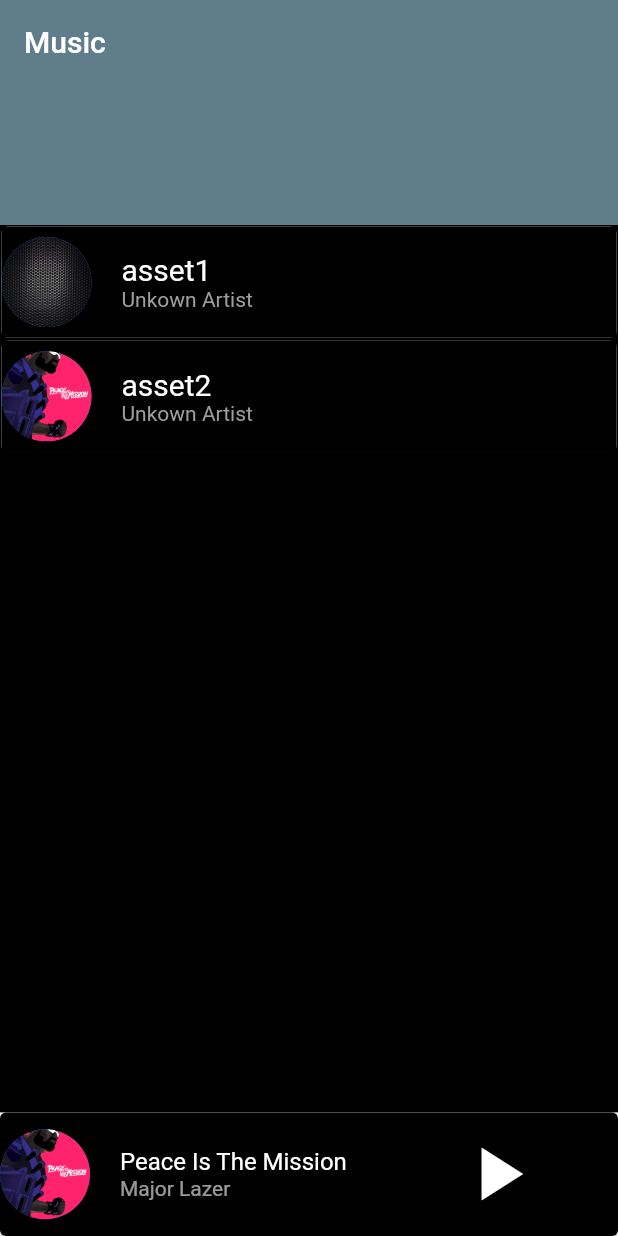
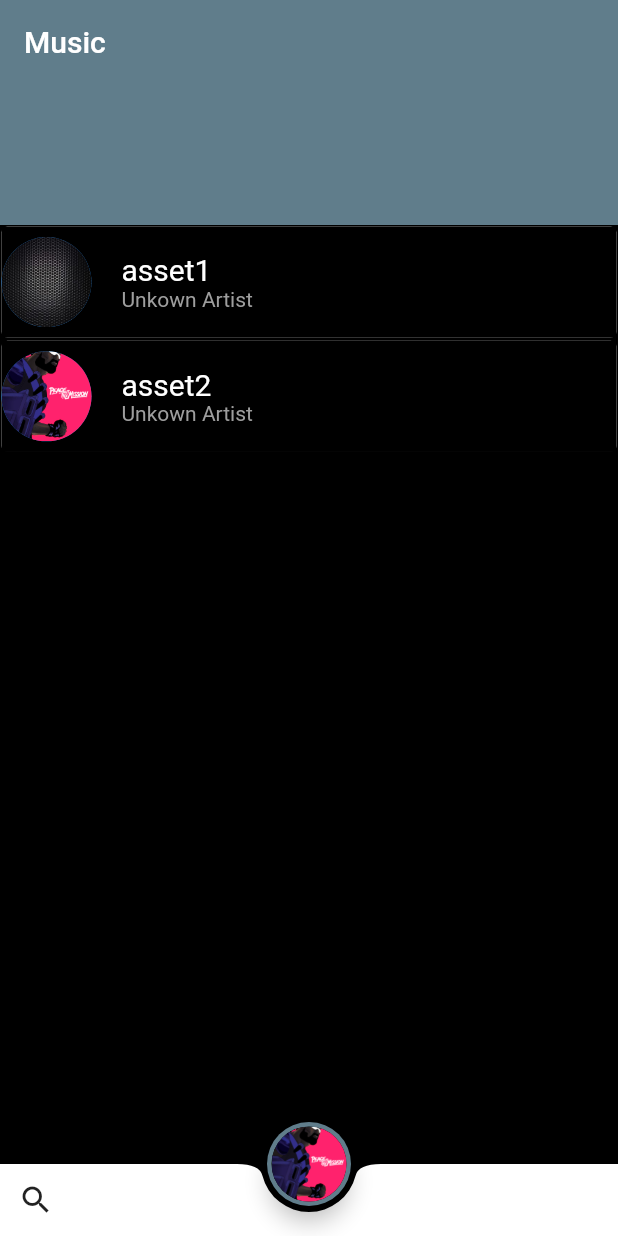
Before and after one commit to sadlerb/music_player, a Flutter app: the screen it shows after launch, on a phone screen of 412 x 824 dp. Run offline on Flutter 3.47's test engine with Material 2 defaults, Android fonts, the phone set to English and light mode, and no system bars.

```diff
--- a/lib/pages/detailPage.dart
+++ b/lib/pages/detailPage.dart
@@ -4,13 +4,10 @@ import 'package:music_player/services/song.dart';
 class DetailPage extends StatefulWidget {
   final Song song;
 
- const DetailPage({this.song, Key key}) : super(key: key);
+  const DetailPage({this.song, Key key}) : super(key: key);
 
   @override
   _DetailPageState createState() => _DetailPageState();
-
-
-
 }
 
 class _DetailPageState extends State<DetailPage> {
@@ -74,7 +71,8 @@ class _DetailPageState extends State<DetailPage> {
                                 height: 250.0,
                                 decoration: BoxDecoration(
                                   image: DecorationImage(
-                                    image: AssetImage(widget.song.getFileLocation()),
+                                    image: AssetImage(
+                                        widget.song.getImageLocation()),
                                   ),
                                 ),
                               ),
--- a/lib/pages/home.dart
+++ b/lib/pages/home.dart
@@ -9,6 +9,8 @@ class Home extends StatefulWidget {
 }
 
 class _HomeState extends State<Home> {
+
+
   List<Song> playlist = [
     Song(
         name: "asset1",
@@ -20,10 +22,27 @@ class _HomeState extends State<Home> {
         imageLocation: "assets/cover.png")
   ];
 
+  Song currentSong = Song(name: "asset2",
+        fileLocation: "assets/asset2.mp3",
+        imageLocation: "assets/cover.png");
+
   @override
   Widget build(BuildContext context) {
     return Scaffold(
       backgroundColor: Colors.black,
+      floatingActionButton: FloatingActionButton(
+        backgroundColor: Colors.blueGrey,
+        child: CircleAvatar(
+          radius: 25.0,
+          backgroundColor: Colors.black,
+          backgroundImage: AssetImage(currentSong.getImageLocation()),
+        ),
+        onPressed: () {
+          showDetailPage(context);
+        },
+
+      ),
+      floatingActionButtonLocation: FloatingActionButtonLocation.centerDocked,
       body: CustomScrollView(
         slivers: <Widget>[
           SliverAppBar(
@@ -35,73 +54,96 @@ class _HomeState extends State<Home> {
             expandedHeight: 150,
           ),
           SliverList(
-            delegate: SliverChildListDelegate([
-              SongCard(playlist: playlist)
-            ]),
+            delegate: SliverChildListDelegate(
+              [
+                buildSongCard(context),
+              ],
+            ),
           )
         ],
       ),
       bottomNavigationBar: BottomAppBar(
-        child: GestureDetector(
+        shape: CircularNotchedRectangle(),
+        notchMargin: 4.0,
+        child: new Row(
+          mainAxisSize: MainAxisSize.max,
+          mainAxisAlignment: MainAxisAlignment.spaceBetween,
+          children: <Widget>[
+            IconButton(
+              icon: Icon(Icons.search),
+              onPressed: () {},
+            ),
+          ],
+        ),
+      ),
+    );
+  }
+
+  Column buildSongCard(BuildContext context) {
+    return Column(
+                  children: playlist
+                      .map((song) => GestureDetector(
                             onTap: () {
-            showDetailPage(context);
+                              setState(() {
+                                currentSong = song;
+                              });
                             },
-          child: Hero(
-            tag: 'dash',
                             child: Card(
-              margin: EdgeInsets.all(0),
+                              margin: EdgeInsets.all(1),
+                              child: Container(
                                 color: Colors.black,
-              child: Container(
-                height: MediaQuery.of(context).size.height * 0.1,
+                                height:
+                                    MediaQuery.of(context).size.height * 0.09,
+                                width: MediaQuery.of(context).size.width,
                                 child: Row(
                                   mainAxisAlignment: MainAxisAlignment.start,
                                   children: <Widget>[
                                     CircleAvatar(
                                       radius: 30.0,
-                      backgroundImage: AssetImage("assets/cover.png"),
+                                      backgroundImage:
+                                          AssetImage(song.getImageLocation()),
                                     ),
                                     SizedBox(
                                       width: 20.0,
                                     ),
                                     Column(
-                      crossAxisAlignment: CrossAxisAlignment.start,
-                      mainAxisAlignment: MainAxisAlignment.center,
+                                      mainAxisAlignment:
+                                          MainAxisAlignment.center,
+                                      crossAxisAlignment:
+                                          CrossAxisAlignment.start,
                                       children: <Widget>[
                                         Text(
-                          "Peace Is The Mission",
+                                          '${song.getName()}',
                                           style: TextStyle(
                                               color: Colors.white,
-                            fontSize: 16.0,
+                                              fontSize: 20.0),
+                                        ),
+                                        Text(
+                                          '${song.getArtist()}',
+                                          style: TextStyle(
+                                            color: Colors.grey,
                                           ),
                                         ),
-                        Text(
-                          "Major Lazer",
-                          style: TextStyle(
-                            color: Colors.white60,
-                          ),
-                        )
                                       ],
                                     ),
                                     SizedBox(
-                      width: 70.0,
+                                      width: 180,
                                     ),
-                    Icon(
-                      Icons.play_arrow,
-                      color: Colors.white,
-                      size: 60.0,
-                    )
+                                    Icon(Icons.more_vert)
                                   ],
                                 ),
                               ),
                             ),
-          ),
-        ),
-      ),
-    );
+                          ))
+                      .toList());
   }
 
   void showDetailPage(context) {
     Navigator.push(
-        context, MaterialPageRoute(builder: (context) => DetailPage(song: playlist[0],)));
+        context,
+        MaterialPageRoute(
+            builder: (context) => DetailPage(
+                  song: currentSong,
+                )));
   }
 }
--- a/lib/services/songCard.dart
+++ b/lib/services/songCard.dart
@@ -4,17 +4,18 @@ import 'package:music_player/services/song.dart';
 class SongCard extends StatelessWidget {
   const SongCard({
     Key key,
-    @required this.playlist,
+    @required this.song,
   }) : super(key: key);
 
-  final List<Song> playlist;
+  final Song song;
 
   @override
   Widget build(BuildContext context) {
-    return Column(
-      crossAxisAlignment: CrossAxisAlignment.start,
-      children: playlist
-          .map((song) => Card(
+    return GestureDetector(
+      onTap: (){
+        print(song.getName());
+      },
+          child: Card(
                   margin: EdgeInsets.all(1),
                   child: Container(
                     color: Colors.black,
@@ -56,8 +57,9 @@ class SongCard extends StatelessWidget {
                       ],
                     ),
                   ),
-              ))
-          .toList(),
+                ),
     );
+
+
   }
 }
```
Lines whose indentation alone changed are shown as unchanged.
